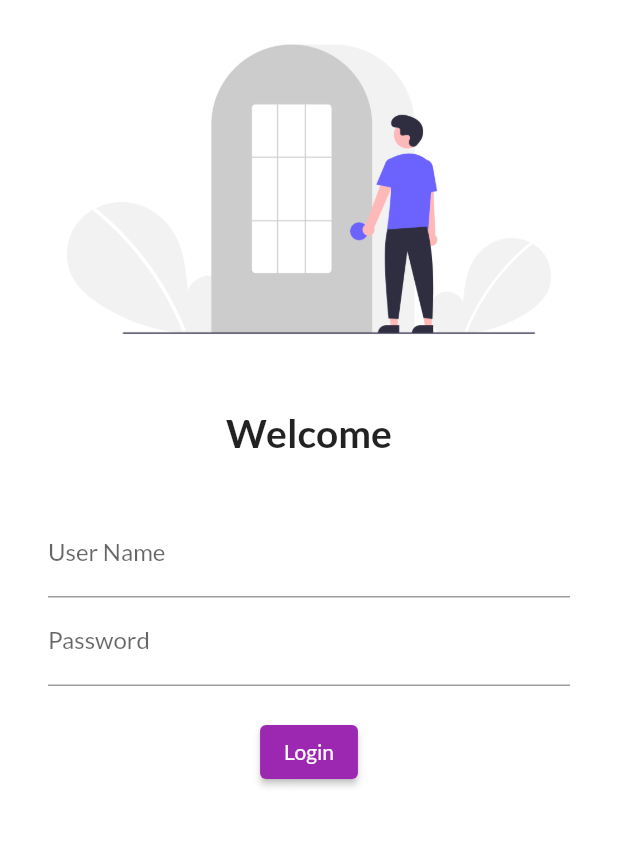
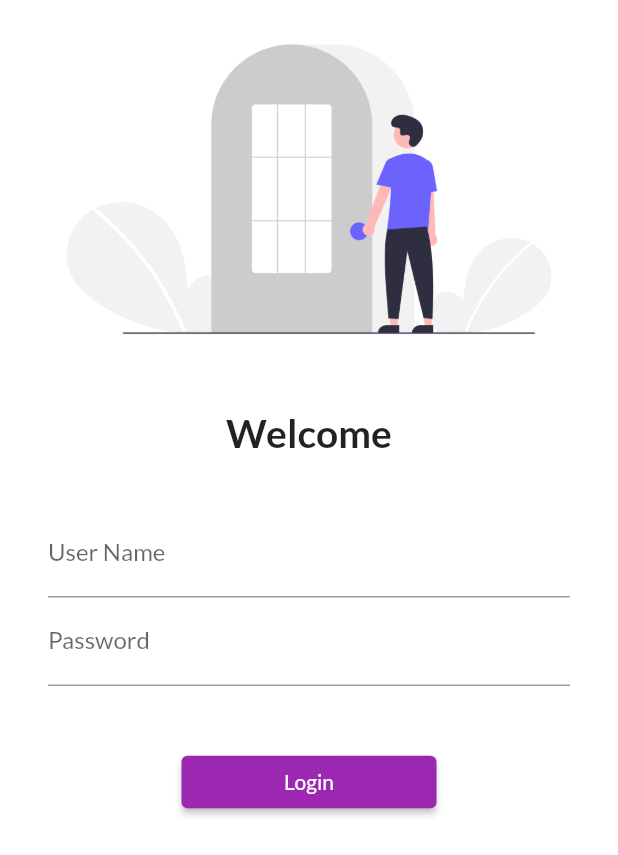
Before and after one commit to RajatKhoware/8_hours_flutter, a Flutter app: the screen it shows after launch, on a phone screen of 412 x 824 dp. Shown: the top 855 px of the screen. Run offline on Flutter 3.47's test engine with Material 2 defaults, Android fonts, the phone set to English and light mode, and no system bars; our stand-ins replace google_fonts.

Commit message:
Day5 complete

```diff
--- a/lib/main.dart
+++ b/lib/main.dart
@@ -1,6 +1,7 @@
 import 'package:flutter/material.dart';
 import 'package:flutter_application_1/pages/Home_page.dart';
 import 'package:flutter_application_1/pages/Login_page.dart';
+import 'package:flutter_application_1/utils/routes.dart';
 import 'package:google_fonts/google_fonts.dart';
 import 'package:google_fonts/google_fonts.dart';
 
@@ -30,8 +31,8 @@ class MyApp extends StatelessWidget {
       //initialRoute: "/homepage",
       routes: {
         "/" :(context) =>  Login_Page(),
-        "/homepage" :(context) => Homepage(),
-        "/login" :(context) =>  Login_Page(),
+        MyRoutes.homeroute :(context) => Homepage(),
+        MyRoutes.loginroute :(context) =>  Login_Page(),
       },
     );
 
--- a/lib/pages/Login_page.dart
+++ b/lib/pages/Login_page.dart
@@ -1,6 +1,7 @@
 // ignore_for_file: prefer_const_constructors
 
 import 'package:flutter/material.dart';
+import 'package:flutter_application_1/utils/routes.dart';
 
 class Login_Page extends StatelessWidget {
   const Login_Page({Key? key}) : super(key: key);
@@ -8,6 +9,7 @@ class Login_Page extends StatelessWidget {
   Widget build(BuildContext context) {
     return Material(
         color: Colors.white,
+        child:SingleChildScrollView(
           child: Column(
             children: [
               Image.asset(
@@ -39,16 +41,19 @@ class Login_Page extends StatelessWidget {
                         ),
                     ),
                     SizedBox(
-                height : 20,),
+                  height : 40,),
                   ElevatedButton(
-                  style: TextButton.styleFrom(),
-                  onPressed: (() {}),
                      child: Text("Login"),
+                     onPressed: (() {
+                      Navigator.pushNamed(context, MyRoutes.homeroute);
+                     }),
+                      style: TextButton.styleFrom(minimumSize: Size( 170.0, 35.0)),
                      ),
                   ],
                   ),
                 )
             ],
+          ),
         ));
   }
 }
--- /dev/null
+++ b/lib/utils/routes.dart
@@ -0,0 +1,5 @@
+class MyRoutes {
+  static String loginroute = "/login";
+  static String homeroute = "/home";
+
+}
```
Lines whose indentation alone changed are shown as unchanged.
